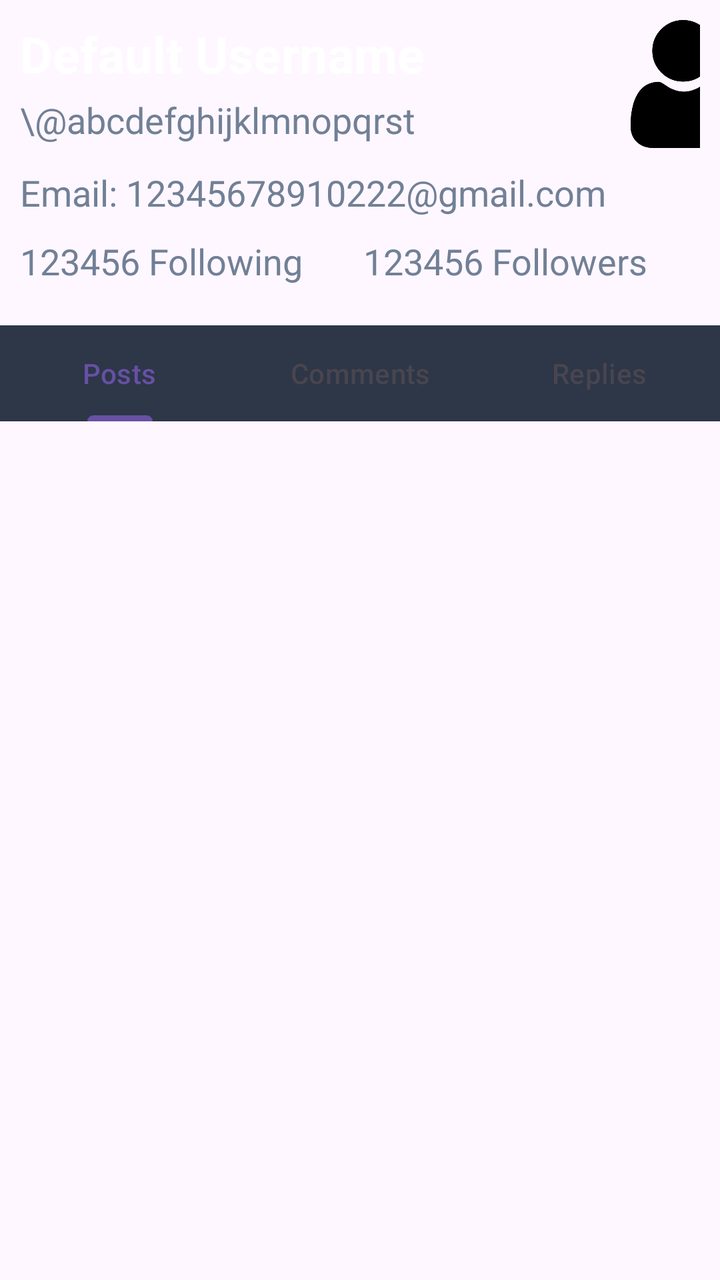
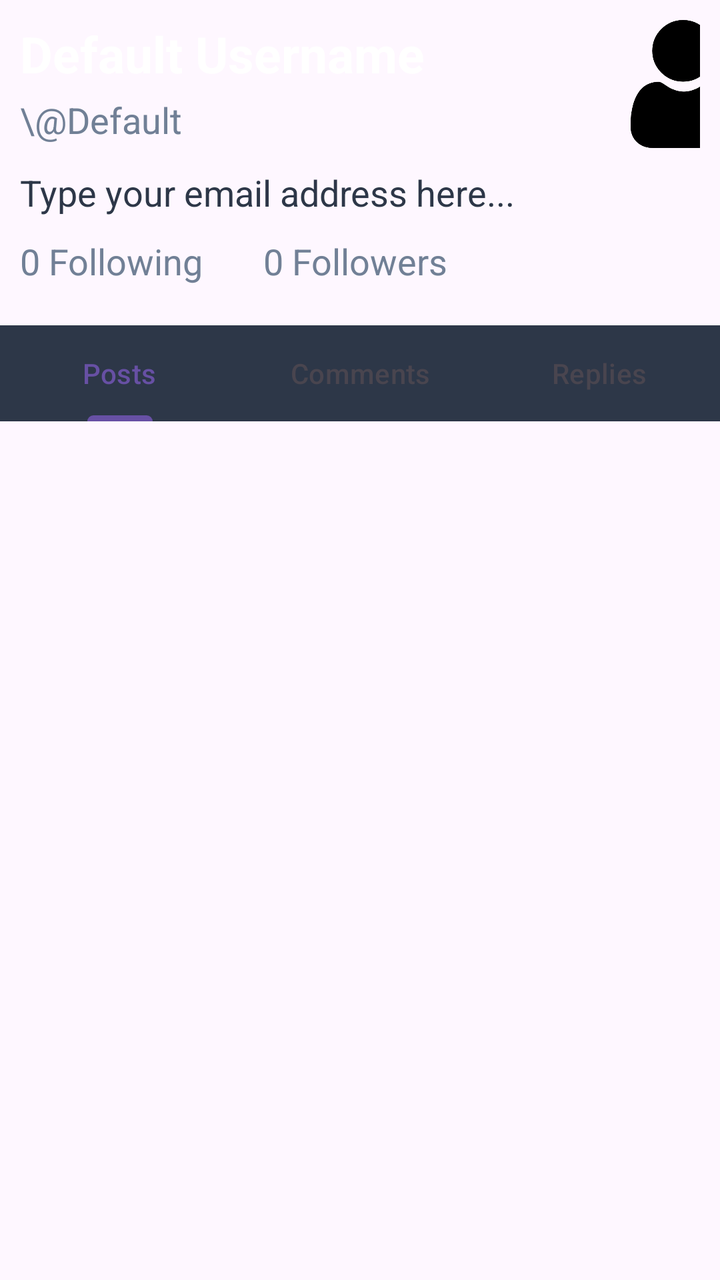

Before-and-after screenshots of an Android layout around one commit, followed by the original layout XML and the change that was made.
<!-- AndroidManifest.xml: application theme Theme.LearnLeague -->
<!-- res/layout/fragment_profile.xml -->
<?xml version="1.0" encoding="utf-8"?>
<androidx.constraintlayout.widget.ConstraintLayout xmlns:android="http://schemas.android.com/apk/res/android"
    xmlns:tools="http://schemas.android.com/tools"
    android:layout_width="match_parent"
    android:layout_height="match_parent"
    xmlns:app="http://schemas.android.com/apk/res-auto"
    tools:context=".ProfileFragment">

    <LinearLayout xmlns:android="http://schemas.android.com/apk/res/android"
        android:padding="10dp"
        android:orientation="horizontal"
        android:layout_width="match_parent"
        android:layout_height="wrap_content"
        app:layout_constraintTop_toTopOf="parent"
        android:id="@+id/main_info"
        >

        <LinearLayout
            android:layout_width="wrap_content"
            android:layout_height="wrap_content"
            android:orientation="vertical"
            >
        <EditText
            android:id="@+id/username"
            android:layout_width="300dp"
            android:layout_height="wrap_content"
            android:text="Default Username"
            android:textStyle="bold"
            android:textSize="25dp"
            android:layout_gravity="left"
            android:textColor="@color/white"
            android:background="@null"
            android:maxLength="20"
            />

        <TextView
            android:id="@+id/user_id"
            android:text="\@abcdefghijklmnopqrst"
            android:textSize="18sp"
            android:gravity="left"
            android:layout_marginTop="4dp"
            android:layout_width="300dp"
            android:layout_height="wrap_content"
            android:textColor="@color/middle_gray"/>
        </LinearLayout>
        <ImageView
            android:id="@+id/avatar"
            android:src="@drawable/default_avatar"
            android:layout_width="64dp"
            android:layout_height="64dp"
            android:layout_gravity="end"
            android:textColor="@color/middle_gray"
            style="@style/round_shape"
            />
    </LinearLayout>
    <EditText
        android:id="@+id/email"
        android:layout_width="match_parent"
        android:layout_height="wrap_content"
        android:text="Email: 12345678910222\@gmail.com"
        android:textColor="@color/middle_gray"
        android:textSize="18dp"
        app:layout_constraintTop_toBottomOf="@+id/main_info"
        android:background="@null"
        android:layout_marginStart="10dp"
        android:maxLength="45"
        />
    <LinearLayout
        android:id="@+id/follow"
        android:layout_width="match_parent"
        android:layout_height="wrap_content"
        app:layout_constraintTop_toBottomOf="@+id/email"
        android:layout_marginTop="10dp"
        >
        <TextView
            android:id="@+id/following"
            android:layout_width="wrap_content"
            android:layout_height="wrap_content"
            android:text="123456 Following"
            android:textSize="18dp"
            android:textColor="@color/middle_gray"
            android:layout_marginStart="10dp"
            />
        <TextView
            android:id="@+id/followers"
            android:layout_width="wrap_content"
            android:layout_height="wrap_content"
            android:text="123456 Followers"
            android:textSize="18dp"
            android:textColor="@color/middle_gray"
            android:layout_marginStart="30dp"
            />
    </LinearLayout>

    <LinearLayout
        android:id="@+id/message"
        android:orientation="vertical"
        android:layout_width="match_parent"
        android:layout_height="0dp"
        app:layout_constraintTop_toBottomOf="@+id/follow"
        app:layout_constraintBottom_toBottomOf="parent">

        <com.google.android.material.tabs.TabLayout
            android:id="@+id/tabLayout"
            android:layout_width="match_parent"
            android:layout_height="wrap_content"
            android:background="@color/dark_gray"
            android:layout_marginTop="20dp"
            >

            <com.google.android.material.tabs.TabItem
                android:id="@+id/tab_posts"
                android:text="Posts"
                android:layout_width="wrap_content"
                android:layout_height="wrap_content"
                />

            <com.google.android.material.tabs.TabItem
                android:id="@+id/tab_comments"
                android:text="Comments"
                android:layout_width="wrap_content"
                android:layout_height="wrap_content" />

            <com.google.android.material.tabs.TabItem
                android:id="@+id/tab_replies"
                android:text="Replies"
                android:layout_width="wrap_content"
                android:layout_height="wrap_content" />

        </com.google.android.material.tabs.TabLayout>

        <androidx.viewpager2.widget.ViewPager2
            android:id="@+id/viewPager2"
            android:layout_width="match_parent"
            android:layout_height="match_parent"
            app:layout_constraintBottom_toBottomOf="parent"
            app:layout_constraintTop_toBottomOf="@id/tabLayout" />
    </LinearLayout>




</androidx.constraintlayout.widget.ConstraintLayout>
<!-- resources referenced by this layout -->
<resources>
  <color name="dark_gray">#2d3748</color>
  <color name="middle_gray">#718096</color>
  <color name="white">#FFFFFFFF</color>
  <!-- drawable default_avatar: png bitmap (drawable, 11096 bytes) -->
  <style name="round_shape" parent="">
          <item name="cornerFamily">rounded</item>
          <item name="cornerSize">50%</item>
      </style>
  <style name="Theme.LearnLeague" parent="Base.Theme.LearnLeague" />
  <style name="Base.Theme.LearnLeague" parent="Theme.Material3.DayNight.NoActionBar">
          
          
      </style>
</resources>

<!-- the commit's change to res/layout/fragment_profile.xml (unified diff, before → after) -->
@@ -35,7 +35,7 @@
 
         <TextView
             android:id="@+id/user_id"
-            android:text="\@abcdefghijklmnopqrst"
+            android:text="\@Default"
             android:textSize="18sp"
             android:gravity="left"
             android:layout_marginTop="4dp"
@@ -51,19 +51,22 @@
             android:layout_gravity="end"
             android:textColor="@color/middle_gray"
             style="@style/round_shape"
+            android:clickable="true"
             />
     </LinearLayout>
     <EditText
         android:id="@+id/email"
         android:layout_width="match_parent"
         android:layout_height="wrap_content"
-        android:text="Email: 12345678910222\@gmail.com"
+        android:text=""
         android:textColor="@color/middle_gray"
         android:textSize="18dp"
         app:layout_constraintTop_toBottomOf="@+id/main_info"
         android:background="@null"
         android:layout_marginStart="10dp"
         android:maxLength="45"
+        android:hint="Type your email address here..."
+        android:textColorHint="@color/dark_gray"
         />
     <LinearLayout
         android:id="@+id/follow"
@@ -76,7 +79,7 @@
             android:id="@+id/following"
             android:layout_width="wrap_content"
             android:layout_height="wrap_content"
-            android:text="123456 Following"
+            android:text="0 Following"
             android:textSize="18dp"
             android:textColor="@color/middle_gray"
             android:layout_marginStart="10dp"
@@ -85,7 +88,7 @@
             android:id="@+id/followers"
             android:layout_width="wrap_content"
             android:layout_height="wrap_content"
-            android:text="123456 Followers"
+            android:text="0 Followers"
             android:textSize="18dp"
             android:textColor="@color/middle_gray"
             android:layout_marginStart="30dp"
